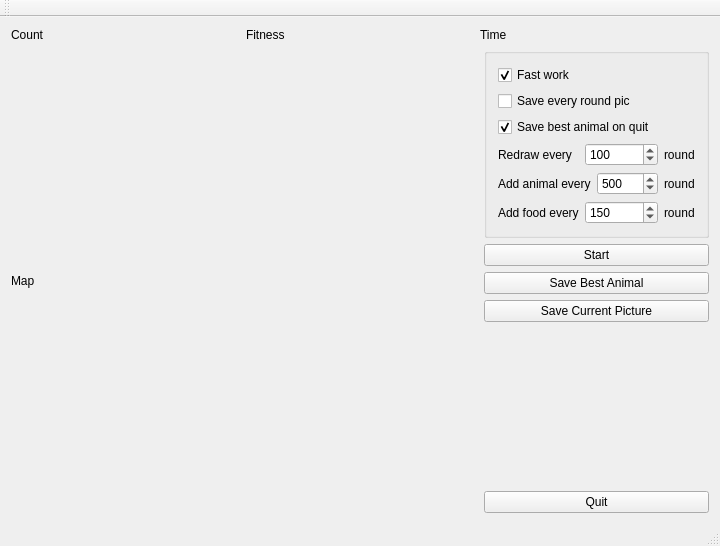
Before: the Qt Designer form mainwindow.ui in icoz/evo, drawn with Qt 5.
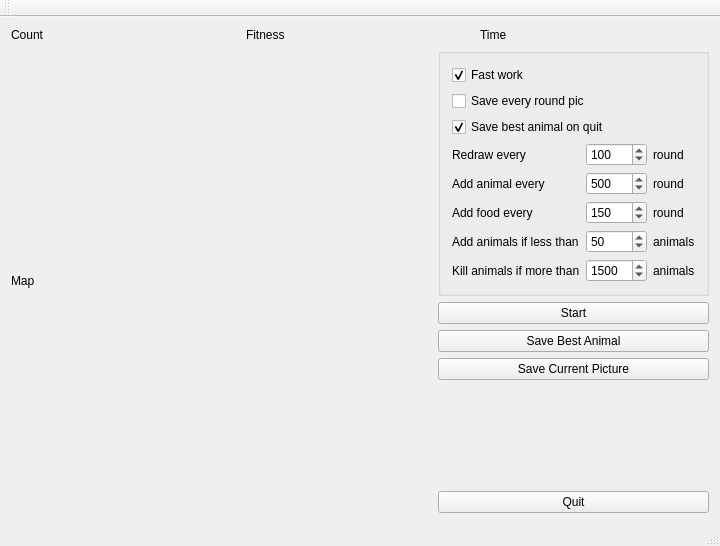
After: the same form once the commit is applied.

Commit message: MainWindow Redesing: added spin boxes for Low and High animal count

The edit to the form file:
```diff
--- a/mainwindow.ui
+++ b/mainwindow.ui
@@ -104,7 +104,14 @@
            </item>
            <item>
             <layout class="QGridLayout" name="gridLayout">
-             <item row="2" column="1" colspan="2">
+             <item row="0" column="2">
+              <widget class="QLabel" name="label_4">
+               <property name="text">
+                <string>round</string>
+               </property>
+              </widget>
+             </item>
+             <item row="2" column="1">
               <widget class="QSpinBox" name="sbFood">
                <property name="minimum">
                 <number>1</number>
@@ -117,17 +124,23 @@
                </property>
               </widget>
              </item>
-             <item row="2" column="3">
-              <widget class="QLabel" name="label_7">
-               <property name="text">
-                <string>round</string>
+             <item row="0" column="1">
+              <widget class="QSpinBox" name="sbRedraw">
+               <property name="minimum">
+                <number>1</number>
+               </property>
+               <property name="maximum">
+                <number>15000</number>
+               </property>
+               <property name="value">
+                <number>100</number>
                </property>
               </widget>
              </item>
-             <item row="0" column="3">
-              <widget class="QLabel" name="label_4">
+             <item row="2" column="0">
+              <widget class="QLabel" name="label_6">
                <property name="text">
-                <string>round</string>
+                <string>Add food every</string>
                </property>
               </widget>
              </item>
@@ -138,28 +151,35 @@
                </property>
               </widget>
              </item>
-             <item row="1" column="0" colspan="2">
+             <item row="3" column="0">
+              <widget class="QLabel" name="label_8">
+               <property name="text">
+                <string>Add animals if less than</string>
+               </property>
+              </widget>
+             </item>
+             <item row="2" column="2">
+              <widget class="QLabel" name="label_7">
+               <property name="text">
+                <string>round</string>
+               </property>
+              </widget>
+             </item>
+             <item row="4" column="0">
+              <widget class="QLabel" name="label_9">
+               <property name="text">
+                <string>Kill animals if more than</string>
+               </property>
+              </widget>
+             </item>
+             <item row="1" column="0">
               <widget class="QLabel" name="label_3">
                <property name="text">
                 <string>Add animal every</string>
                </property>
               </widget>
              </item>
-             <item row="2" column="0">
-              <widget class="QLabel" name="label_6">
-               <property name="text">
-                <string>Add food every</string>
-               </property>
-              </widget>
-             </item>
-             <item row="1" column="3">
-              <widget class="QLabel" name="label_5">
-               <property name="text">
-                <string>round</string>
-               </property>
-              </widget>
-             </item>
-             <item row="1" column="2">
+             <item row="1" column="1">
               <widget class="QSpinBox" name="sbAnimal">
                <property name="minimum">
                 <number>1</number>
@@ -172,8 +192,8 @@
                </property>
               </widget>
              </item>
-             <item row="0" column="1" colspan="2">
-              <widget class="QSpinBox" name="sbRedraw">
+             <item row="3" column="1">
+              <widget class="QSpinBox" name="sbLowAnimal">
                <property name="minimum">
                 <number>1</number>
                </property>
@@ -181,7 +201,41 @@
                 <number>15000</number>
                </property>
                <property name="value">
-                <number>100</number>
+                <number>50</number>
+               </property>
+              </widget>
+             </item>
+             <item row="4" column="1">
+              <widget class="QSpinBox" name="sbManyAnimal">
+               <property name="minimum">
+                <number>2</number>
+               </property>
+               <property name="maximum">
+                <number>15000</number>
+               </property>
+               <property name="value">
+                <number>1500</number>
+               </property>
+              </widget>
+             </item>
+             <item row="1" column="2">
+              <widget class="QLabel" name="label_5">
+               <property name="text">
+                <string>round</string>
+               </property>
+              </widget>
+             </item>
+             <item row="3" column="2">
+              <widget class="QLabel" name="label_10">
+               <property name="text">
+                <string>animals</string>
+               </property>
+              </widget>
+             </item>
+             <item row="4" column="2">
+              <widget class="QLabel" name="label_11">
+               <property name="text">
+                <string>animals</string>
                </property>
               </widget>
              </item>
```
The commit also changes 1 other file.
